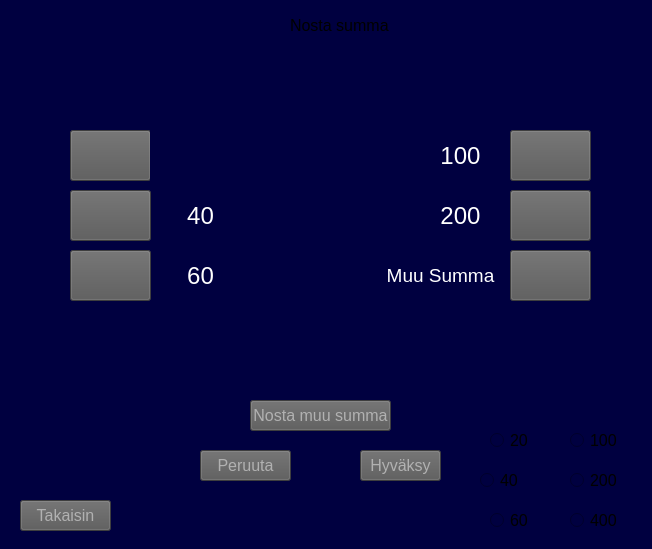
Before: the Qt Designer form frontend/nosto.ui in 22kmo-project/group_6, drawn with Qt 5.
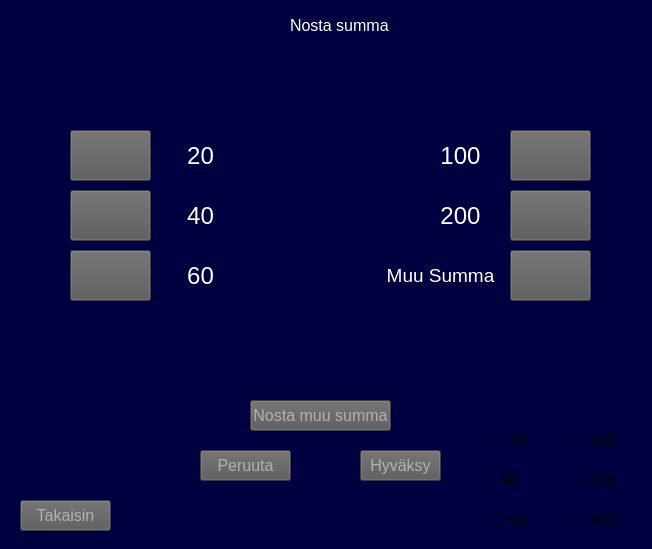
After: the same form once the commit is applied.

Commit message: Lisätty tilitapahtuman teko!

```diff
--- a/frontend/nosto.ui
+++ b/frontend/nosto.ui
@@ -204,6 +204,9 @@
      <pointsize>12</pointsize>
     </font>
    </property>
+   <property name="styleSheet">
+    <string notr="true">color: rgb(255, 255, 255);</string>
+   </property>
    <property name="text">
     <string>Nosta summa</string>
    </property>
@@ -274,10 +277,10 @@
   <widget class="QLabel" name="labelSumma">
    <property name="geometry">
     <rect>
-     <x>150</x>
-     <y>70</y>
-     <width>371</width>
-     <height>181</height>
+     <x>160</x>
+     <y>50</y>
+     <width>341</width>
+     <height>71</height>
     </rect>
    </property>
    <property name="font">
@@ -286,6 +289,9 @@
      <pointsize>13</pointsize>
     </font>
    </property>
+   <property name="styleSheet">
+    <string notr="true">color: rgb(255, 255, 255);</string>
+   </property>
    <property name="text">
     <string/>
    </property>
```
The commit also changes 2 other files.
